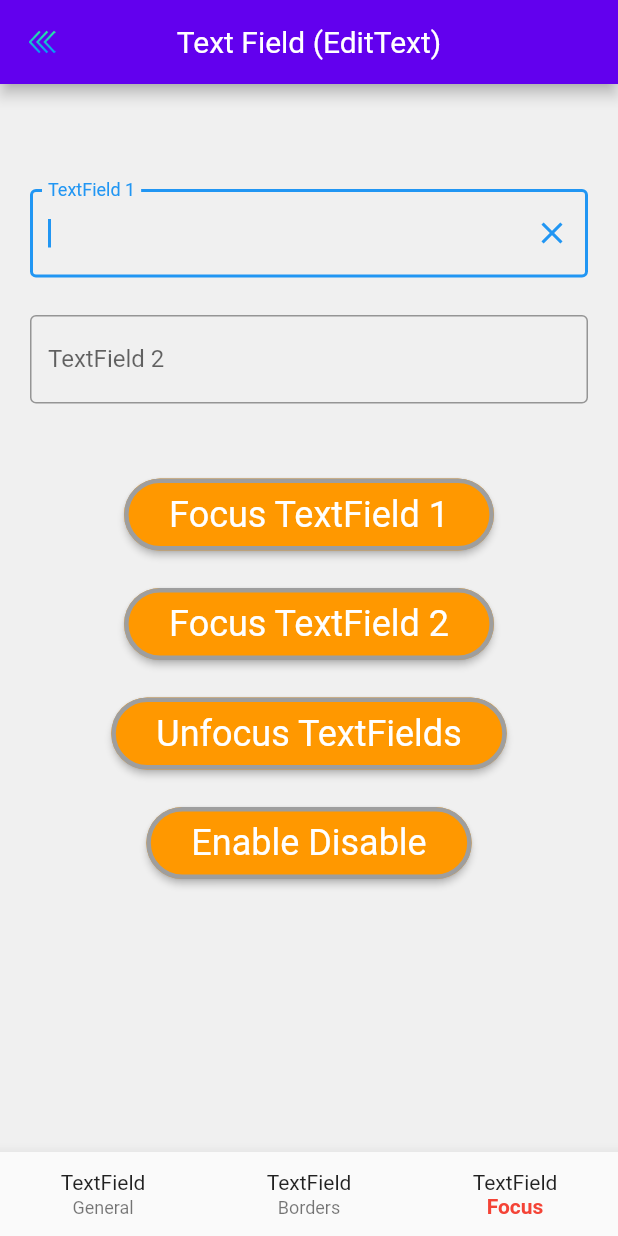
After one commit to LavanDroid/Learning-Flutter, a Flutter app: the MyTextField screen opened directly, item 3 of the bottom bar chosen, after a tap on "Focus TextField 1", on a phone screen of 412 x 824 dp. The commit adds this screen. Run offline on Flutter 3.47's test engine with Material 2 defaults, Android fonts, the phone set to English and light mode, and no system bars; our stand-ins replace fluttertoast, font_awesome_flutter.

Commit message:
TextField, Validation, Common Btn, BottomNavigationBar

```diff
--- a/lib/appbase/app_base.dart
+++ b/lib/appbase/app_base.dart
@@ -1,4 +1,3 @@
-
 import 'package:flutter_demo/appbase/app_colors.dart';
 import 'package:flutter_demo/appbase/app_extension.dart';
 
@@ -6,6 +5,10 @@ abstract class AppBase {
   late var appPrint = AppPrint();
   late var appColor = AppColors();
   late var showToast = ShowToast();
+  late var hideKeyBoard = HideKeyBoard();
+  late var validateEmail = ValidateEmail();
+  late var validatePassword = ValidatePassword();
+  late var validateMobile = ValidateMobile();
 
   // ? This method can use, but i hide
   // void myVeeraMethod();
--- a/lib/appbase/app_extension.dart
+++ b/lib/appbase/app_extension.dart
@@ -1,5 +1,6 @@
 // ignore_for_file: avoid_print
 
+import 'package:flutter/material.dart';
 import 'package:flutter_demo/appbase/api_constants.dart';
 import 'package:fluttertoast/fluttertoast.dart';
 
@@ -18,3 +19,67 @@ class ShowToast {
     Fluttertoast.showToast(msg: msg);
   }
 }
+
+class HideKeyBoard {
+  call() {
+    FocusManager.instance.primaryFocus?.unfocus();
+  }
+  /* call(BuildContext context) {
+    FocusScope.of(context).requestFocus(FocusNode());
+  } */
+}
+
+class ValidateEmail {
+  call(String email) {
+    if (email.isNotEmpty) {
+      final RegExp regex = RegExp(
+          r'^(([^<>()[\]\\.,;:\s@\"]+(\.[^<>()[\]\\.,;:\s@\"]+)*)| (\".+\"))@((\[[0-9]{1,3}\.[0-9]{1,3}\.[0-9]{1,3}\.[0-9]{1,3}\])|(([a-zA-Z\-0-9]+\.)+[a-zA-Z]{2,}))$');
+      if (!regex.hasMatch(email) || email.toLowerCase().endsWith('.web')) {
+        return 'Enter a valid email address';
+      } else {
+        return null;
+      }
+    } else {
+      return 'Please enter email address';
+    }
+  }
+}
+
+class ValidatePassword {
+  call(String pwd) {
+    if (pwd.isNotEmpty) {
+      final RegExp regex = RegExp(
+          /**
+           * r'^
+            (?=.*[A-Z])       // should contain at least one upper case
+            (?=.*[a-z])       // should contain at least one lower case
+            (?=.*?[0-9])          // should contain at least one digit
+            (?=.*?[!@#\$&*~]).{8,}  // should contain at least one Special character
+            {8,25}      // min-8 max-25
+            $ */
+          r'^(?=.*?[A-Z])(?=.*?[a-z])(?=.*?[0-9])(?=.*?[!@#\$&*~]).{8,25}$');
+      if (!regex.hasMatch(pwd)) {
+        return 'Please enter valid password';
+      } else {
+        return null;
+      }
+    } else {
+      return 'Please enter password';
+    }
+  }
+}
+
+class ValidateMobile {
+  call(String phone) {
+    if (phone.isNotEmpty) {
+      final RegExp regex = RegExp(r'(^(?:[+0]9)?[0-9]{10,12}$)');
+      if (!regex.hasMatch(phone)) {
+        return 'Please enter valid mobile number';
+      } else {
+        return null;
+      }
+    } else {
+      return 'Please enter mobile number';
+    }
+  }
+}
--- /dev/null
+++ b/lib/screens/buttons/common_button.dart
@@ -0,0 +1,30 @@
+import 'package:flutter/material.dart';
+
+class CommonButton extends StatelessWidget {
+  final String text;
+  final VoidCallback onPressed;
+
+  const CommonButton({
+    required this.text,
+    required this.onPressed,
+    Key? key,
+  }) : super(key: key);
+
+  @override
+  Widget build(BuildContext context) => ElevatedButton(
+        child: Text(
+          text,
+          style: const TextStyle(fontSize: 24),
+        ),
+        style: ElevatedButton.styleFrom(
+          padding: const EdgeInsets.symmetric(horizontal: 30, vertical: 10),
+          textStyle: const TextStyle(fontSize: 28.0),
+          side: const BorderSide(width: 3, color: Colors.grey),
+          primary: Colors.orange,
+          onPrimary: Colors.white,
+          shape:
+              RoundedRectangleBorder(borderRadius: BorderRadius.circular(50.0)),
+        ),
+        onPressed: onPressed,
+      );
+}
--- /dev/null
+++ b/lib/screens/textfield/my_textfield.dart
@@ -0,0 +1,68 @@
+import 'package:flutter/material.dart';
+import 'package:flutter_demo/appbase/app_base.dart';
+import 'package:flutter_demo/screens/custom_appbar/common_appbar.dart';
+import 'package:flutter_demo/screens/textfield/textfield_border.dart';
+import 'package:flutter_demo/screens/textfield/textfield_focus.dart';
+import 'package:flutter_demo/screens/textfield/textfield_general.dart';
+
+class MyTextField extends StatefulWidget {
+  const MyTextField({Key? key}) : super(key: key);
+
+  @override
+  _MyTextFieldState createState() => _MyTextFieldState();
+}
+
+class _MyTextFieldState extends State<MyTextField> with AppBase {
+  int index = 0;
+
+  @override
+  Widget build(BuildContext context) => Container(
+        child: _wAppBar(),
+      );
+
+  Widget _wAppBar() => GestureDetector(
+        //? Hide the soft keyboard by clicking outside of TextField or anywhere on the screen
+        onTap: () => hideKeyBoard(),
+        child: Scaffold(
+          backgroundColor: appColor.mGrey,
+          appBar: CommonAppBar(
+            icon: 'assets/images/ic_custom_back.png',
+            title: 'Text Field (EditText)',
+          ),
+          body: buildScreen(),
+          bottomNavigationBar: BottomNavigationBar(
+            currentIndex: index,
+            selectedItemColor: Colors.red,
+            selectedLabelStyle: const TextStyle(fontWeight: FontWeight.bold),
+            items: const [
+              BottomNavigationBarItem(
+                icon: Text('TextField'),
+                label: 'General',
+              ),
+              BottomNavigationBarItem(
+                icon: Text('TextField'),
+                label: 'Borders',
+              ),
+              BottomNavigationBarItem(
+                icon: Text('TextField'),
+                label: 'Focus',
+              ),
+            ],
+            onTap: (int index) => setState(() => this.index = index),
+          ),
+        ),
+      );
+
+  Widget buildScreen() {
+    switch (index) {
+      case 0:
+        return const TextFieldGeneral();
+      case 1:
+        return const TextFieldBorder();
+      case 2:
+        return const TextFieldFocus();
+      default:
+        return Container();
+    }
+  }
+}
--- /dev/null
+++ b/lib/screens/textfield/textfield_focus.dart
@@ -0,0 +1,101 @@
+import 'package:flutter/material.dart';
+import 'package:flutter_demo/appbase/app_base.dart';
+import 'package:flutter_demo/screens/buttons/common_button.dart';
+
+class TextFieldFocus extends StatefulWidget {
+  const TextFieldFocus({Key? key}) : super(key: key);
+
+  @override
+  _TextFieldFocusState createState() => _TextFieldFocusState();
+}
+
+class _TextFieldFocusState extends State<TextFieldFocus> with AppBase {
+  bool isEnabled = true;
+  final node1 = FocusNode();
+  final node2 = FocusNode();
+
+  @override
+  Widget build(BuildContext context) => Container(
+        child: _wAppBar(),
+      );
+
+  Widget _wAppBar() => GestureDetector(
+        //? Hide the soft keyboard by clicking outside of TextField or anywhere on the screen
+        onTap: () => hideKeyBoard(),
+        child: Scaffold(
+          backgroundColor: appColor.mGrey,
+          body: _wFocusScreen(),
+        ),
+      );
+
+  Widget _wFocusScreen() => SafeArea(
+        child: Container(
+          width: double.infinity,
+          padding: const EdgeInsets.all(20.0),
+          child: SingleChildScrollView(
+            child: Column(
+              crossAxisAlignment: CrossAxisAlignment.center,
+              children: [
+                const SizedBox(height: 50.0),
+                buildTextFieldOne(),
+                const SizedBox(height: 25.0),
+                buildTextFieldTwo(),
+                const SizedBox(height: 50.0),
+                buildFocusOne(),
+                const SizedBox(height: 25.0),
+                buildFocusTwo(),
+                const SizedBox(height: 25.0),
+                buildUnFocus(),
+                const SizedBox(height: 25.0),
+                buildEnableDisable(),
+                const SizedBox(height: 50.0),
+              ],
+            ),
+          ),
+        ),
+      );
+
+  Widget buildTextFieldOne() => TextFormField(
+        focusNode: node1,
+        decoration: InputDecoration(
+          labelText: 'TextField 1',
+          border: const OutlineInputBorder(),
+          suffixIcon: IconButton(
+            icon: const Icon(Icons.clear),
+            onPressed: () {},
+          ),
+        ),
+        enabled: isEnabled,
+        readOnly: !isEnabled,
+      );
+
+  Widget buildTextFieldTwo() => TextFormField(
+        focusNode: node2,
+        decoration: const InputDecoration(
+          labelText: 'TextField 2',
+          border: OutlineInputBorder(),
+        ),
+        enabled: isEnabled,
+        readOnly: !isEnabled,
+      );
+
+  Widget buildFocusOne() => CommonButton(
+        text: 'Focus TextField 1',
+        onPressed: () => FocusScope.of(context).requestFocus(node1),
+      );
+
+  Widget buildFocusTwo() => CommonButton(
+        text: 'Focus TextField 2',
+        onPressed: () => FocusScope.of(context).requestFocus(node2),
+      );
+
+  Widget buildUnFocus() => CommonButton(
+        text: 'Unfocus TextFields',
+        onPressed: () => FocusScope.of(context).requestFocus(FocusNode()),
+      );
+
+  Widget buildEnableDisable() => CommonButton(
+        text: 'Enable Disable',
+        onPressed: () => setState(() => isEnabled = !isEnabled),
+      );
+}
--- /dev/null
+++ b/lib/screens/textfield/textfield_general.dart
@@ -0,0 +1,156 @@
+import 'package:flutter/material.dart';
+import 'package:flutter_demo/appbase/app_base.dart';
+
+class TextFieldGeneral extends StatefulWidget {
+  const TextFieldGeneral({Key? key}) : super(key: key);
+
+  @override
+  _TextFieldGeneralState createState() => _TextFieldGeneralState();
+}
+
+class _TextFieldGeneralState extends State<TextFieldGeneral> with AppBase {
+  final emailController = TextEditingController();
+  final passwordController = TextEditingController();
+  //String password = '';
+  bool isPasswordVisible = true;
+  final numberController = TextEditingController();
+
+  @override
+  void initState() {
+    super.initState();
+    emailController.addListener(() => setState(() {}));
+    passwordController.addListener(() => setState(() {}));
+  }
+
+  @override
+  void dispose() {
+    emailController.dispose();
+    passwordController.dispose();
+    numberController.dispose();
+    super.dispose();
+  }
+
+  @override
+  Widget build(BuildContext context) => Container(
+        child: _wAppBar(),
+      );
+
+  Widget _wAppBar() => GestureDetector(
+        //? Hide the soft keyboard by clicking outside of TextField or anywhere on the screen
+        onTap: () => hideKeyBoard(),
+        child: Scaffold(
+          backgroundColor: appColor.mGrey,
+          body: _wGeneralScreen(),
+        ),
+      );
+
+  Widget _wGeneralScreen() => SafeArea(
+        child: Container(
+          width: double.infinity,
+          padding: const EdgeInsets.all(20.0),
+          child: SingleChildScrollView(
+            child: Form(
+              autovalidateMode: AutovalidateMode.always,
+              child: Column(
+                crossAxisAlignment: CrossAxisAlignment.center,
+                children: [
+                  const SizedBox(height: 50.0),
+                  buildEmail(),
+                  const SizedBox(height: 25.0),
+                  buildPassword(),
+                  const SizedBox(height: 50.0),
+                  buildSubmitButton(),
+                  const SizedBox(height: 25.0),
+                  buildNumber(),
+                  const SizedBox(height: 50.0),
+                ],
+              ),
+            ),
+          ),
+        ),
+      );
+
+  Widget buildSubmitButton() => ElevatedButton(
+        onPressed: () {
+          appPrint('Email: ${emailController.text}');
+          appPrint('Password: ${passwordController.text}');
+          appPrint('Number: ${numberController.text}');
+        },
+        child: const Text('Submit'),
+        style: ElevatedButton.styleFrom(
+          minimumSize: const Size.fromHeight(55.0),
+          textStyle: const TextStyle(fontSize: 28.0),
+          primary: Colors.orange,
+          onPrimary: Colors.black,
+        ),
+      );
+
+  Widget buildEmail() => TextFormField(
+        controller: emailController,
+        decoration: InputDecoration(
+          hintText: 'name@example.com',
+          labelText: 'Email',
+          prefixIcon: const Icon(Icons.mail),
+          // icon: Icon(Icons.mail),
+          suffixIcon: emailController.text.isEmpty
+              ? Container(width: 0)
+              : IconButton(
+                  icon: const Icon(Icons.close),
+                  onPressed: () => emailController.clear(),
+                ),
+          border: const OutlineInputBorder(),
+        ),
+        keyboardType: TextInputType.emailAddress,
+        textInputAction: TextInputAction.done,
+        validator: (value) => validateEmail(emailController.text),
+        // autofocus: true,
+      );
+
+  Widget buildPassword() => TextFormField(
+        //onChanged: (value) => setState(() => password = value),
+        controller: passwordController,
+        //onFieldSubmitted: (value) => setState(() => password = value),
+        decoration: InputDecoration(
+          hintText: 'Your Password...',
+          labelText: 'Password',
+          //errorText: 'Password is wrong',
+          suffixIcon: IconButton(
+            icon: isPasswordVisible
+                ? const Icon(Icons.visibility_off)
+                : const Icon(Icons.visibility),
+            onPressed: () =>
+                setState(() => isPasswordVisible = !isPasswordVisible),
+          ),
+          border: const OutlineInputBorder(),
+        ),
+        keyboardType: TextInputType.visiblePassword,
+        textInputAction: TextInputAction.done,
+        obscureText: isPasswordVisible,
+        validator: (value) => validatePassword(passwordController.text),
+      );
+
+  Widget buildNumber() => Column(
+        crossAxisAlignment: CrossAxisAlignment.start,
+        children: [
+          const Text(
+            'Mobile Number',
+            style: TextStyle(fontWeight: FontWeight.bold),
+          ),
+          const SizedBox(height: 8),
+          TextFormField(
+            controller: numberController,
+            decoration: InputDecoration(
+              hintText: 'Enter number...',
+              hintStyle: const TextStyle(color: Colors.black54),
+              filled: true,
+              fillColor: Colors.lime[200],
+              border: const OutlineInputBorder(),
+            ),
+            style: const TextStyle(color: Colors.green),
+            keyboardType: TextInputType.number,
+            textInputAction: TextInputAction.done,
+            validator: (value) => validateMobile(numberController.text),
+          ),
+        ],
+      );
+}
```
Also changed, not shown: lib/main.dart (+12 -6 lines), lib/screens/textfield/textfield_border.dart (added, +126 -0 lines), lib/screens/textfield/cut_corners_border.dart (added).
